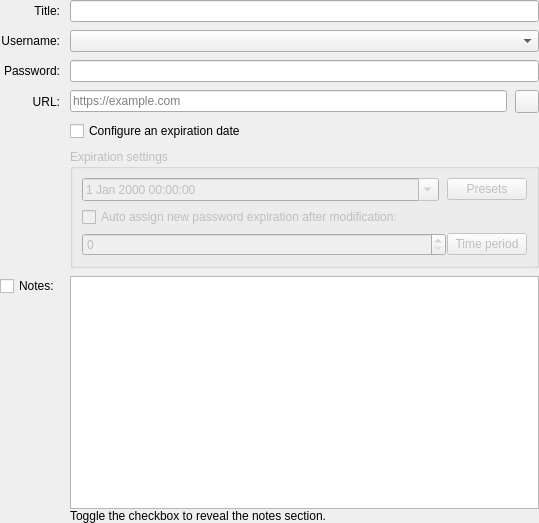
This is src/gui/entry/EditEntryWidgetMain.ui in keepassxreboot/keepassxc as Qt 5 draws it before an edit. The edited form follows.
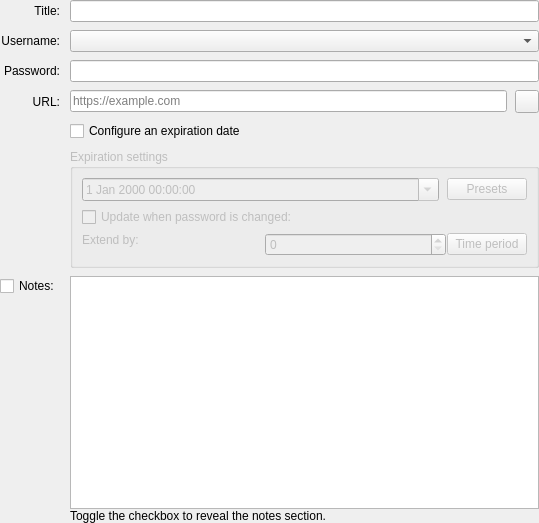
This is the edited form. Custom widgets are drawn as their Qt base class.

Commit message: change extension checkbox text, add label, fix indentation

What changed in the file:
```diff
--- a/src/gui/entry/EditEntryWidgetMain.ui
+++ b/src/gui/entry/EditEntryWidgetMain.ui
@@ -287,7 +287,7 @@
            <string>Toggle auto updating expiration date</string>
           </property>
           <property name="text">
-           <string>Auto assign new password expiration after modification:</string>
+          <string>Update when password is changed:</string>
           </property>
          </widget>
         </item>
@@ -296,6 +296,16 @@
         <property name="spacing">
          <number>1</number>
         </property>
+         <item>
+          <widget class="QLabel" name="notesHint">
+           <property name="text">
+            <string>Extend by: </string>
+           </property>
+           <property name="alignment">
+            <set>Qt::AlignTop</set>
+           </property>
+          </widget>
+         </item>
         <item>
          <widget class="QSpinBox" name="extendByQuantity">
           <property name="enabled">
```
Left out of the diff: 4 changed lines with no effect on the pictures. Lines whose indentation alone changed are shown as unchanged.
